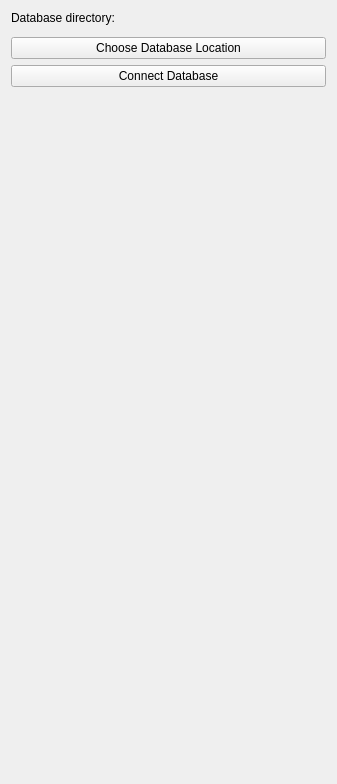
The window that OpenLIFUDatabase/Resources/UI/OpenLIFUDatabase.ui (OpenwaterHealth/SlicerOpenLIFU) describes before a commit, drawn with Qt 5.
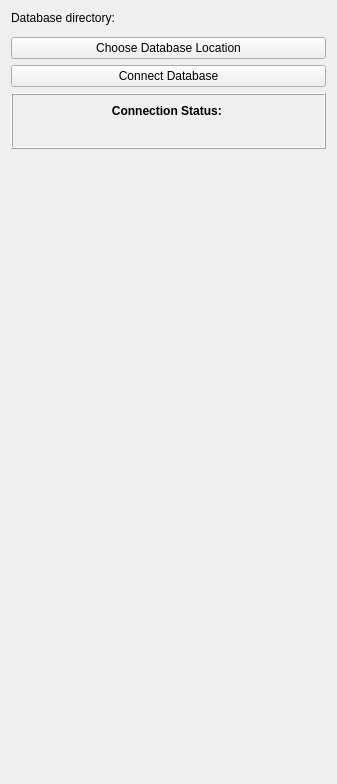
The same window after the commit. Custom widgets are drawn as their Qt base class.

Commit message:
Add connected database indicator (#423)
- Also refactors GUI state into a single update routine

Diff of the .ui file:
```diff
--- a/OpenLIFUDatabase/Resources/UI/OpenLIFUDatabase.ui
+++ b/OpenLIFUDatabase/Resources/UI/OpenLIFUDatabase.ui
@@ -94,6 +94,43 @@
      </property>
     </widget>
    </item>
+   <item>
+    <widget class="QFrame" name="databaseConnectedStateFrame">
+     <property name="frameShape">
+      <enum>QFrame::Box</enum>
+     </property>
+     <property name="frameShadow">
+      <enum>QFrame::Raised</enum>
+     </property>
+     <layout class="QVBoxLayout" name="verticalLayout_4">
+      <item>
+       <widget class="QLabel" name="databaseConnectedStateFrameTitle">
+        <property name="text">
+         <string>&lt;html&gt;
+  &lt;head/&gt;
+  &lt;body&gt;
+    &lt;p&gt;&lt;span style=&quot;font-weight:600; font-size:120%;&quot;&gt;Connection Status:&lt;/span&gt;&lt;/p&gt;
+  &lt;/body&gt;
+&lt;/html&gt;</string>
+        </property>
+        <property name="alignment">
+         <set>Qt::AlignCenter</set>
+        </property>
+        <property name="margin">
+         <number>0</number>
+        </property>
+       </widget>
+      </item>
+      <item>
+       <widget class="QLabel" name="databaseConnectedStateLabel">
+        <property name="alignment">
+         <set>Qt::AlignCenter</set>
+        </property>
+       </widget>
+      </item>
+     </layout>
+    </widget>
+   </item>
    <item>
     <spacer name="verticalSpacer">
      <property name="orientation">
```
Left out of the diff: 2 changed lines with no effect on the pictures. The commit also changes 1 other file.
